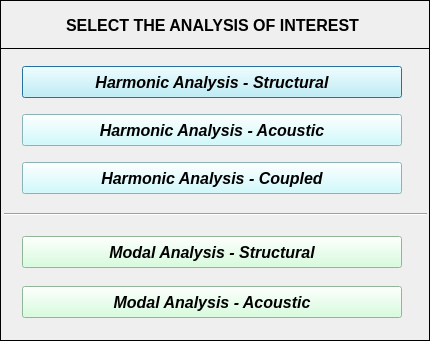
Before: the Qt Designer form pulse/uix/user_input/ui/Analysis/analysisTypeInput.ui in open-pulse/OpenPulse, drawn with Qt 5.
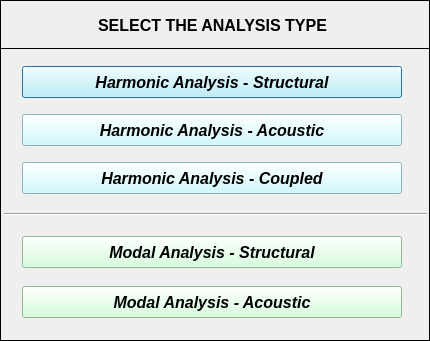
After: the same form once the commit is applied. Icons and pictures are not drawn.

The edit to the form file:
```diff
--- a/pulse/uix/user_input/ui/Analysis/analysisTypeInput.ui
+++ b/pulse/uix/user_input/ui/Analysis/analysisTypeInput.ui
@@ -282,7 +282,7 @@
      </font>
     </property>
     <property name="text">
-     <string>SELECT THE ANALYSIS OF INTEREST</string>
+     <string>SELECT THE ANALYSIS TYPE</string>
     </property>
     <property name="textFormat">
      <enum>Qt::AutoText</enum>
```
Left out of the diff: 2 changed lines with no effect on the pictures.
